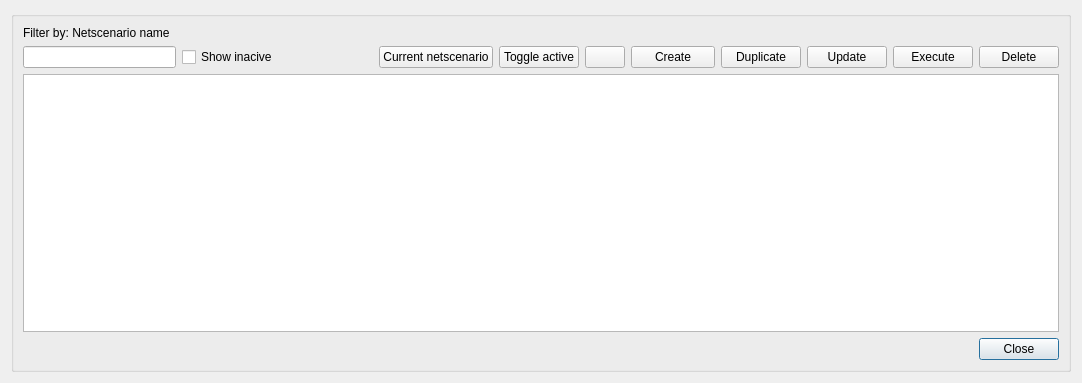
Before: the Qt Designer form core/ui/toolbars/plan/netscenario_manager.ui in Giswater/giswater_qgis_plugin, drawn with Qt 5.
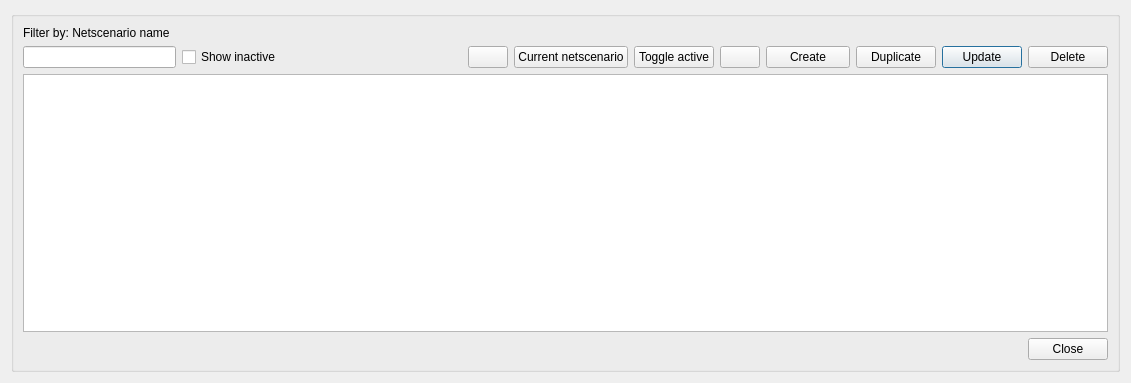
After: the same form once the commit is applied.

Commit message: Enhancement: Update execute function on netscenario

```diff
--- a/core/ui/toolbars/plan/netscenario_manager.ui
+++ b/core/ui/toolbars/plan/netscenario_manager.ui
@@ -6,7 +6,7 @@
    <rect>
     <x>0</x>
     <y>0</y>
-    <width>1082</width>
+    <width>1131</width>
     <height>383</height>
    </rect>
   </property>
@@ -20,13 +20,6 @@
       <string/>
      </property>
      <layout class="QGridLayout" name="verticalLayout_3">
-      <item row="7" column="14">
-       <widget class="QPushButton" name="btn_cancel">
-        <property name="text">
-         <string>Close</string>
-        </property>
-       </widget>
-      </item>
       <item row="5" column="4" colspan="2">
        <spacer name="horizontalSpacer_2">
         <property name="orientation">
@@ -40,19 +33,6 @@
         </property>
        </spacer>
       </item>
-      <item row="5" column="14">
-       <widget class="QPushButton" name="btn_delete">
-        <property name="sizePolicy">
-         <sizepolicy hsizetype="Fixed" vsizetype="Fixed">
-          <horstretch>0</horstretch>
-          <verstretch>0</verstretch>
-         </sizepolicy>
-        </property>
-        <property name="text">
-         <string>Delete</string>
-        </property>
-       </widget>
-      </item>
       <item row="4" column="0">
        <widget class="QLabel" name="lbl_netscenario_name">
         <property name="text">
@@ -60,7 +40,7 @@
         </property>
        </widget>
       </item>
-      <item row="7" column="0" colspan="10">
+      <item row="7" column="0" colspan="12">
        <spacer name="horizontalSpacer">
         <property name="orientation">
          <enum>Qt::Horizontal</enum>
@@ -73,41 +53,14 @@
         </property>
        </spacer>
       </item>
-      <item row="5" column="0" colspan="2">
-       <widget class="QLineEdit" name="txt_name">
-        <property name="sizePolicy">
-         <sizepolicy hsizetype="Preferred" vsizetype="Fixed">
-          <horstretch>0</horstretch>
-          <verstretch>0</verstretch>
-         </sizepolicy>
-        </property>
-        <property name="text">
-         <string/>
-        </property>
-       </widget>
-      </item>
-      <item row="5" column="13">
-       <widget class="QPushButton" name="btn_execute">
-        <property name="text">
-         <string>Execute</string>
-        </property>
-       </widget>
-      </item>
-      <item row="5" column="9">
-       <widget class="QPushButton" name="btn_toc">
-        <property name="text">
-         <string/>
-        </property>
-       </widget>
-      </item>
-      <item row="5" column="12">
+      <item row="5" column="14">
        <widget class="QPushButton" name="btn_update">
         <property name="text">
          <string>Update</string>
         </property>
        </widget>
       </item>
-      <item row="5" column="10">
+      <item row="5" column="12">
        <widget class="QToolButton" name="btn_create">
         <property name="sizePolicy">
          <sizepolicy hsizetype="Minimum" vsizetype="Minimum">
@@ -132,14 +85,34 @@
         </property>
        </widget>
       </item>
-      <item row="6" column="0" colspan="15">
-       <widget class="QTableView" name="tbl_netscenario">
-        <property name="selectionMode">
-         <enum>QAbstractItemView::SingleSelection</enum>
+      <item row="5" column="0" colspan="2">
+       <widget class="QLineEdit" name="txt_name">
+        <property name="sizePolicy">
+         <sizepolicy hsizetype="Preferred" vsizetype="Fixed">
+          <horstretch>0</horstretch>
+          <verstretch>0</verstretch>
+         </sizepolicy>
+        </property>
+        <property name="text">
+         <string/>
         </property>
        </widget>
       </item>
       <item row="5" column="11">
+       <widget class="QPushButton" name="btn_toc">
+        <property name="text">
+         <string/>
+        </property>
+       </widget>
+      </item>
+      <item row="5" column="9">
+       <widget class="QPushButton" name="btn_update_netscenario">
+        <property name="text">
+         <string>Current netscenario</string>
+        </property>
+       </widget>
+      </item>
+      <item row="5" column="13">
        <widget class="QPushButton" name="btn_duplicate">
         <property name="text">
          <string>Duplicate</string>
@@ -155,7 +128,7 @@
          </sizepolicy>
         </property>
         <property name="text">
-         <string>Show inacive</string>
+         <string>Show inactive</string>
         </property>
        </widget>
       </item>
@@ -166,20 +139,47 @@
         </property>
        </widget>
       </item>
-      <item row="5" column="7">
-       <widget class="QPushButton" name="btn_update_netscenario">
-        <property name="text">
-         <string>Current netscenario</string>
-        </property>
-       </widget>
-      </item>
-      <item row="5" column="8">
+      <item row="5" column="10">
        <widget class="QPushButton" name="btn_toggle_active">
         <property name="text">
          <string>Toggle active</string>
         </property>
        </widget>
       </item>
+      <item row="5" column="8">
+       <widget class="QPushButton" name="btn_execute">
+        <property name="text">
+         <string/>
+        </property>
+       </widget>
+      </item>
+      <item row="5" column="15">
+       <widget class="QPushButton" name="btn_delete">
+        <property name="sizePolicy">
+         <sizepolicy hsizetype="Fixed" vsizetype="Fixed">
+          <horstretch>0</horstretch>
+          <verstretch>0</verstretch>
+         </sizepolicy>
+        </property>
+        <property name="text">
+         <string>Delete</string>
+        </property>
+       </widget>
+      </item>
+      <item row="6" column="0" colspan="16">
+       <widget class="QTableView" name="tbl_netscenario">
+        <property name="selectionMode">
+         <enum>QAbstractItemView::SingleSelection</enum>
+        </property>
+       </widget>
+      </item>
+      <item row="7" column="15">
+       <widget class="QPushButton" name="btn_cancel">
+        <property name="text">
+         <string>Close</string>
+        </property>
+       </widget>
+      </item>
      </layout>
     </widget>
    </item>
```
Left out of the diff: 2 changed lines with no effect on the pictures. The commit also changes 2 other files.
